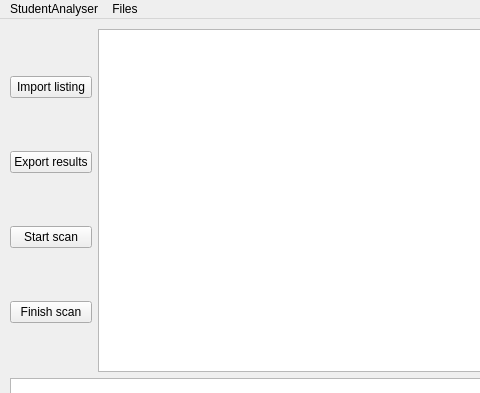
Qt form src/mainwindow.ui (ThomasDuvinage/StudentAnalyser) before a commit; both pictures show x 0 to 480 and y 0 to 393 of the 800 by 600 pixel window.
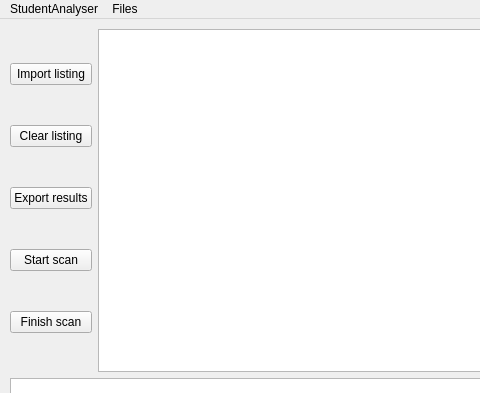
The same form after that commit.

Commit message: add clearListing button

Diff of the .ui file:
```diff
--- a/src/mainwindow.ui
+++ b/src/mainwindow.ui
@@ -36,6 +36,13 @@
                                     </property>
                                 </widget>
                             </item>
+       <item>
+        <widget class="QPushButton" name="clearListingButton">
+         <property name="text">
+          <string>Clear listing</string>
+         </property>
+        </widget>
+       </item>
                             <item>
                                 <widget class="QPushButton" name="exportButton">
                                     <property name="text">
```
Left out of the diff: 24 changed lines with no effect on the pictures. Lines whose indentation alone changed are shown as unchanged. The commit also changes 1 other file.
